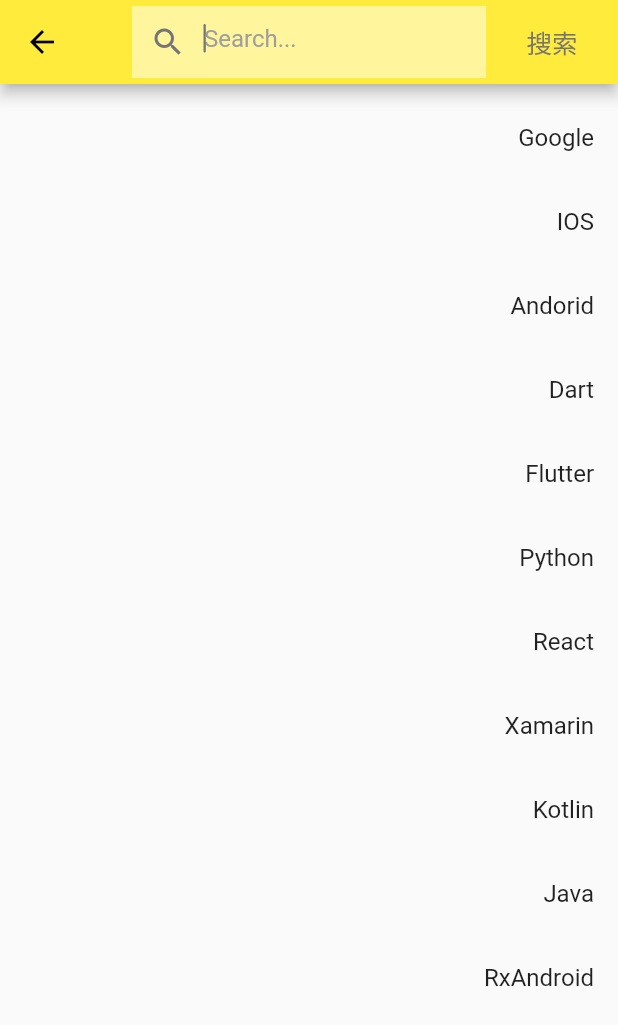
After one commit to ArmyHan/ape, a Flutter app: the Searcher screen opened by its route, on a phone screen of 412 x 824 dp. The commit adds this screen. Shown: the top 1025 px of the screen. Run offline on Flutter 3.47's test engine with Material 2 defaults, Android fonts, the phone set to English and light mode, and no system bars; network calls fail.

Commit message:
添加查询页面。

```diff
--- a/lib/App.dart
+++ b/lib/App.dart
@@ -1,4 +1,6 @@
 import 'package:ape/Home.dart';
+import 'package:ape/Login.dart';
+import 'package:ape/Searcher.dart';
 import 'package:flutter/material.dart';
 
 class App extends StatefulWidget {
@@ -16,6 +18,12 @@ class AppState extends State<App> {
         primaryColor: Colors.yellow,
       ),
       home: Home(),
+      routes: <String, WidgetBuilder>{
+        '/app': (BuildContext context) => App(),
+        '/login': (BuildContext context) => Login(),
+        '/home': (BuildContext context) => Home(),
+        '/searcher': (BuildContext context) => Searcher(),
+      },
     );
   }
 }
--- a/lib/Home.dart
+++ b/lib/Home.dart
@@ -70,7 +70,7 @@ class HomeState extends State<Home> with SingleTickerProviderStateMixin {
                     title: Text('Search', textAlign: TextAlign.right),
                     trailing: Icon(Icons.search, size: 22),
                     onTap: () {
-                      Navigator.pop(context);
+                      Navigator.popAndPushNamed(context, '/searcher');
                       debugPrint('search button press.');
                     },
                   ),
--- /dev/null
+++ b/lib/Searcher.dart
@@ -0,0 +1,71 @@
+import 'package:flutter/material.dart';
+
+class Searcher extends StatefulWidget {
+  @override
+  State<StatefulWidget> createState() => SearcherState();
+}
+
+class SearcherState extends State<Searcher> {
+  final TextEditingController _controller = new TextEditingController();
+
+  List<String> _list;
+
+  @override
+  void initState() {
+    super.initState();
+    initList();
+  }
+
+  void initList() {
+    _list = List();
+    _list.add("Google");
+    _list.add("IOS");
+    _list.add("Andorid");
+    _list.add("Dart");
+    _list.add("Flutter");
+    _list.add("Python");
+    _list.add("React");
+    _list.add("Xamarin");
+    _list.add("Kotlin");
+    _list.add("Java");
+    _list.add("RxAndroid");
+  }
+
+  @override
+  Widget build(BuildContext context) {
+    return Scaffold(
+      appBar: AppBar(
+        centerTitle: true,
+        title: TextField(
+          controller: _controller,
+          autofocus: true,
+          cursorWidth: 1.5,
+          cursorRadius: Radius.circular(40),
+          style: TextStyle(color: Colors.black),
+          cursorColor: Colors.grey[600],
+          decoration: InputDecoration(
+            fillColor: Colors.yellow[200],
+            filled: true,
+            border: InputBorder.none,
+            prefixIcon: Icon(Icons.search, color: Colors.grey[600]),
+            hintText: "Search...",
+            hintStyle: TextStyle(color: Colors.grey[500]),
+          ),
+        ),
+        actions: <Widget>[
+          MaterialButton(
+            child: Text(
+              '搜索',
+              style: TextStyle(color: Colors.grey[600], fontSize: 17, fontWeight: FontWeight.w100),
+            ),
+            onPressed: () => debugPrint('search button press.'),
+          )
+        ],
+      ),
+      body: new ListView(
+        padding: new EdgeInsets.symmetric(vertical: 8.0),
+        children: _list.map((item) => ListTile(title: Text(item, textAlign: TextAlign.right))).toList(),
+      ),
+    );
+  }
+}
```
